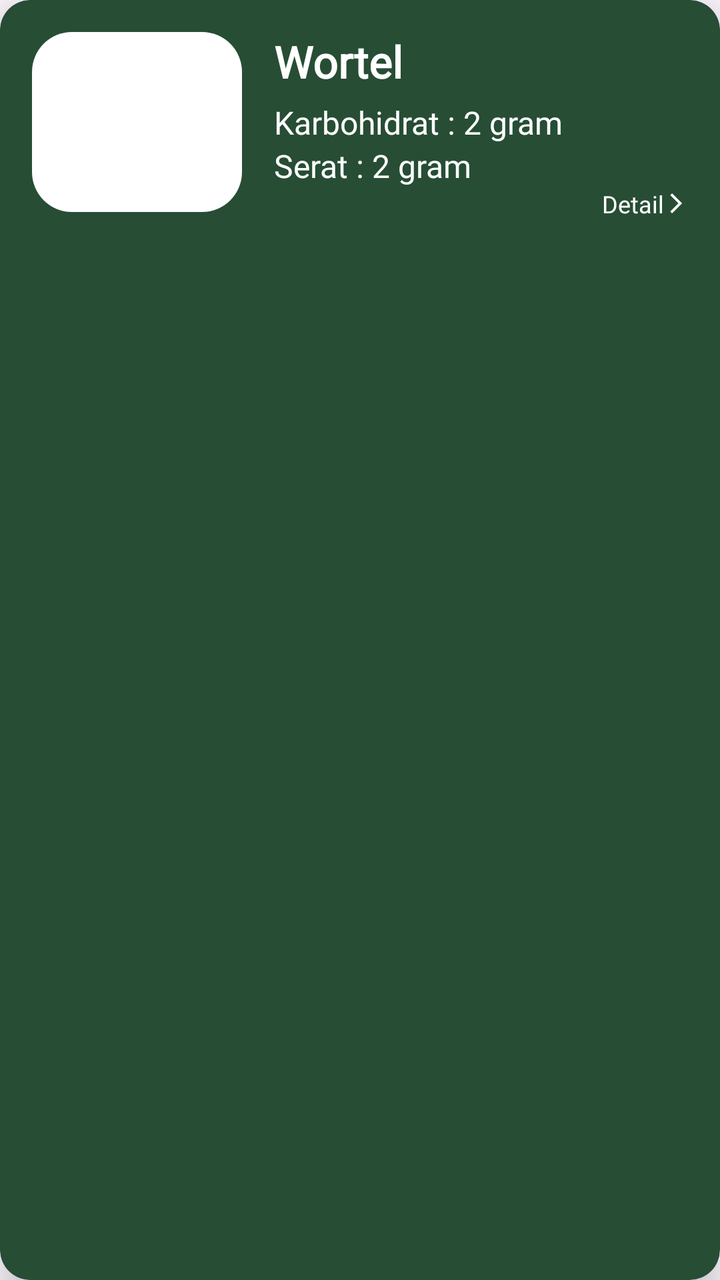
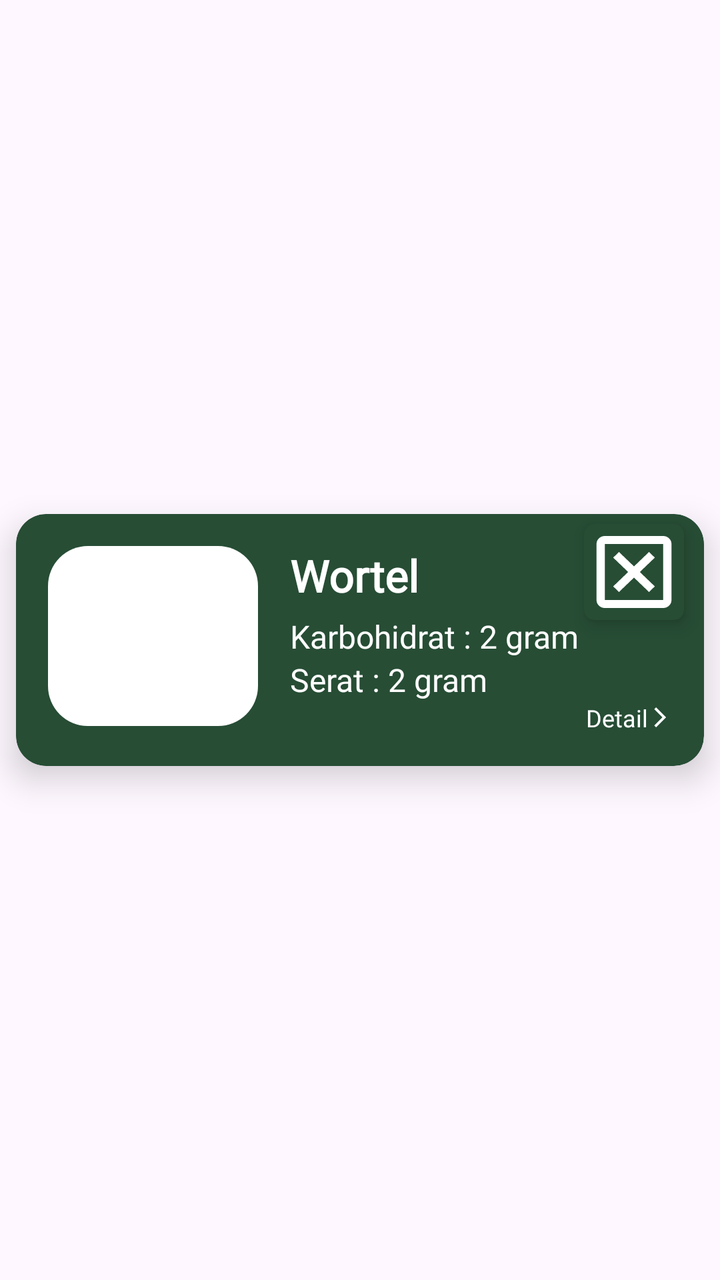

An Android layout rendered at two revisions. The XML below is the earlier revision; the diff shows what the commit changed to produce the second picture.
<!-- AndroidManifest.xml: application theme Theme.NutriScan -->
<!-- res/layout/item_history.xml -->
<?xml version="1.0" encoding="utf-8"?>
<androidx.cardview.widget.CardView xmlns:android="http://schemas.android.com/apk/res/android"
    android:layout_width="match_parent"
    android:layout_height="wrap_content"
    xmlns:app="http://schemas.android.com/apk/res-auto"
    android:layout_margin="8dp"
    app:cardCornerRadius="15dp"
    app:cardElevation="10dp"
    app:cardBackgroundColor="@color/hijautua"
    android:background="@drawable/article_card_border"
    >

    <LinearLayout
        android:layout_width="match_parent"
        android:layout_height="wrap_content"
        android:orientation="horizontal"
        android:padding="16dp">

        <ImageView
            android:scaleType="centerCrop"
            android:id="@+id/articleImage"
            android:layout_width="105dp"
            android:layout_height="90dp"
            android:layout_marginEnd="16dp"
            android:background="@drawable/article_image"

            />
        <LinearLayout
            android:layout_width="match_parent"
            android:layout_height="wrap_content"
            android:orientation="vertical">

            <TextView
                android:id="@+id/HistoryTitle"
                android:layout_width="wrap_content"
                android:layout_height="wrap_content"
                android:text="@string/nama_makanan"
                android:fontFamily="@font/roboto_bold"
                android:textColor="@color/white"
                android:textSize="22sp"
                android:textStyle="bold" />

            <TextView
                android:layout_marginTop="5dp"
                android:id="@+id/HistoryKarbo"
                android:layout_width="wrap_content"
                android:layout_height="wrap_content"
                android:maxLines="2"
                android:ellipsize="end"
                android:text="Karbohidrat : 2 gram"
                android:fontFamily="@font/roboto"
                android:textSize="16sp"
                android:textColor="@color/white" />
            <TextView
                android:id="@+id/HistorySerat"
                android:layout_width="wrap_content"
                android:layout_height="wrap_content"
                android:maxLines="2"
                android:ellipsize="end"
                android:text="Serat : 2 gram"
                android:fontFamily="@font/roboto"
                android:textSize="16sp"
                android:textColor="@color/white" />
            <LinearLayout
                android:layout_width="match_parent"
                android:layout_height="wrap_content"
                android:orientation="vertical"
                android:gravity="right">
                <TextView
                    android:drawableEnd="@drawable/outline_arrow_forward_ios_24"
                    android:layout_width="wrap_content"
                    android:layout_height="wrap_content"
                    android:text="Detail"
                    android:textColor="@color/white"
                    android:textSize="12sp"
                    android:fontFamily="@font/roboto"/>

            </LinearLayout>

        </LinearLayout>

    </LinearLayout>


</androidx.cardview.widget.CardView>
<!-- resources referenced by this layout -->
<resources>
  <color name="hijautua">#274D35</color>
  <color name="white">#FFFFFFFF</color>
  <!-- drawable article_card_border (drawable) -->
  <?xml version="1.0" encoding="utf-8"?>
  <shape xmlns:android="http://schemas.android.com/apk/res/android">
      
      <solid android:color="@android:color/white" />
  
      
      <corners android:radius="20dp" />
      <stroke
          android:color="@color/hijautua"
      android:width="5dp" />
  </shape>
  <!-- drawable article_image (drawable) -->
  <?xml version="1.0" encoding="utf-8"?>
  <shape xmlns:android="http://schemas.android.com/apk/res/android">
      
      <solid android:color="@android:color/white" />
      
      <corners android:radius="20dp" />
  </shape>
  <!-- drawable outline_arrow_forward_ios_24 (drawable) -->
  <vector xmlns:android="http://schemas.android.com/apk/res/android" android:autoMirrored="true" android:height="12dp" android:tint="#FFFFFF" android:viewportHeight="960" android:viewportWidth="960" android:width="12dp">
        
      <path android:fillColor="@android:color/white" android:pathData="M321,880L250,809L579,480L250,151L321,80L721,480L321,880Z"/>
      
  </vector>
  <string name="nama_makanan">Wortel</string>
  <style name="Theme.NutriScan" parent="Base.Theme.NutriScan" />
  <style name="Base.Theme.NutriScan" parent="Theme.Material3.DayNight.NoActionBar">
          
          
      </style>
</resources>

<!-- the commit's change to res/layout/item_history.xml (unified diff, before → after) -->
@@ -1,85 +1,130 @@
 <?xml version="1.0" encoding="utf-8"?>
-<androidx.cardview.widget.CardView xmlns:android="http://schemas.android.com/apk/res/android"
+<androidx.constraintlayout.widget.ConstraintLayout
+    xmlns:android="http://schemas.android.com/apk/res/android"
     android:layout_width="match_parent"
     android:layout_height="wrap_content"
     xmlns:app="http://schemas.android.com/apk/res-auto"
-    android:layout_margin="8dp"
-    app:cardCornerRadius="15dp"
-    app:cardElevation="10dp"
-    app:cardBackgroundColor="@color/hijautua"
-    android:background="@drawable/article_card_border"
     >
 
-    <LinearLayout
+
+    <androidx.cardview.widget.CardView
+        android:id="@+id/cardView"
         android:layout_width="match_parent"
         android:layout_height="wrap_content"
-        android:orientation="horizontal"
-        android:padding="16dp">
+        android:layout_margin="8dp"
+        android:layout_marginStart="8dp"
+        android:layout_marginEnd="8dp"
+        android:background="@drawable/article_card_border"
+        app:cardBackgroundColor="@color/hijautua"
+        app:cardCornerRadius="15dp"
+        app:cardElevation="10dp"
+        app:layout_constraintBottom_toBottomOf="parent"
+        app:layout_constraintEnd_toEndOf="parent"
+        app:layout_constraintStart_toStartOf="parent"
+        app:layout_constraintTop_toTopOf="parent">
+        <androidx.cardview.widget.CardView
+            android:id="@+id/cardView1"
+            android:layout_width="wrap_content"
+            android:layout_height="wrap_content"
+            app:cardBackgroundColor="@color/hijautua"
+            android:layout_marginTop="5dp"
+            android:layout_gravity="right"
+            android:layout_marginEnd="10dp"
+            android:background="@drawable/article_card_border"
+            app:cardCornerRadius="5dp"
+            app:cardElevation="5dp"
+            app:layout_constraintBottom_toBottomOf="parent"
+            app:layout_constraintEnd_toEndOf="parent"
+            app:layout_constraintStart_toStartOf="parent"
+            app:layout_constraintTop_toBottomOf="parent">
 
-        <ImageView
-            android:scaleType="centerCrop"
-            android:id="@+id/articleImage"
-            android:layout_width="105dp"
-            android:layout_height="90dp"
-            android:layout_marginEnd="16dp"
-            android:background="@drawable/article_image"
+            <androidx.appcompat.widget.AppCompatButton
+                android:id="@+id/hapus_history"
+                android:layout_width="50dp"
+                android:layout_height="match_parent"
+                android:background="@drawable/hapus_history"
+                android:textColor="@color/white"
+                android:fontFamily="@font/roboto_bold"
+                android:layout_gravity="center"/>
 
-            />
+        </androidx.cardview.widget.CardView>
+
         <LinearLayout
             android:layout_width="match_parent"
             android:layout_height="wrap_content"
-            android:orientation="vertical">
+            android:orientation="horizontal"
+            android:padding="16dp">
 
-            <TextView
-                android:id="@+id/HistoryTitle"
-                android:layout_width="wrap_content"
-                android:layout_height="wrap_content"
-                android:text="@string/nama_makanan"
-                android:fontFamily="@font/roboto_bold"
-                android:textColor="@color/white"
-                android:textSize="22sp"
-                android:textStyle="bold" />
+            <ImageView
+                android:id="@+id/articleImage"
+                android:layout_width="105dp"
+                android:layout_height="90dp"
+                android:layout_marginEnd="16dp"
+                android:background="@drawable/article_image"
+                android:scaleType="centerCrop"
 
-            <TextView
-                android:layout_marginTop="5dp"
-                android:id="@+id/HistoryKarbo"
-                android:layout_width="wrap_content"
-                android:layout_height="wrap_content"
-                android:maxLines="2"
-                android:ellipsize="end"
-                android:text="Karbohidrat : 2 gram"
-                android:fontFamily="@font/roboto"
-                android:textSize="16sp"
-                android:textColor="@color/white" />
-            <TextView
-                android:id="@+id/HistorySerat"
-                android:layout_width="wrap_content"
-                android:layout_height="wrap_content"
-                android:maxLines="2"
-                android:ellipsize="end"
-                android:text="Serat : 2 gram"
-                android:fontFamily="@font/roboto"
-                android:textSize="16sp"
-                android:textColor="@color/white" />
+                />
+
             <LinearLayout
                 android:layout_width="match_parent"
                 android:layout_height="wrap_content"
-                android:orientation="vertical"
-                android:gravity="right">
+                android:orientation="vertical">
+
                 <TextView
-                    android:drawableEnd="@drawable/outline_arrow_forward_ios_24"
+                    android:id="@+id/HistoryTitle"
                     android:layout_width="wrap_content"
                     android:layout_height="wrap_content"
-                    android:text="Detail"
+                    android:fontFamily="@font/roboto_bold"
+                    android:text="@string/nama_makanan"
                     android:textColor="@color/white"
-                    android:textSize="12sp"
-                    android:fontFamily="@font/roboto"/>
+                    android:textSize="22sp"
+                    android:textStyle="bold" />
+
+                <TextView
+                    android:id="@+id/HistoryKarbo"
+                    android:layout_width="wrap_content"
+                    android:layout_height="wrap_content"
+                    android:layout_marginTop="5dp"
+                    android:ellipsize="end"
+                    android:fontFamily="@font/roboto"
+                    android:maxLines="2"
+                    android:text="Karbohidrat : 2 gram"
+                    android:textColor="@color/white"
+                    android:textSize="16sp" />
+
+                <TextView
+                    android:id="@+id/HistorySerat"
+                    android:layout_width="wrap_content"
+                    android:layout_height="wrap_content"
+                    android:ellipsize="end"
+                    android:fontFamily="@font/roboto"
+                    android:maxLines="2"
+                    android:text="Serat : 2 gram"
+                    android:textColor="@color/white"
+                    android:textSize="16sp" />
+
+                <LinearLayout
+                    android:layout_width="match_parent"
+                    android:layout_height="wrap_content"
+                    android:gravity="right"
+                    android:orientation="vertical">
+
+                    <TextView
+                        android:layout_width="wrap_content"
+                        android:layout_height="wrap_content"
+                        android:drawableEnd="@drawable/outline_arrow_forward_ios_24"
+                        android:fontFamily="@font/roboto"
+                        android:text="Detail"
+                        android:textColor="@color/white"
+                        android:textSize="12sp" />
+
+                </LinearLayout>
 
             </LinearLayout>
 
+
         </LinearLayout>
 
-    </LinearLayout>
+    </androidx.cardview.widget.CardView>
 
-
-</androidx.cardview.widget.CardView>
+</androidx.constraintlayout.widget.ConstraintLayout>
<!-- resource entries referenced after the edit -->
@@ -22,6 +22,12 @@
       
       <corners android:radius="20dp" />
   </shape>
+  <!-- drawable hapus_history (drawable) -->
+  <vector xmlns:android="http://schemas.android.com/apk/res/android" android:height="24dp" android:tint="#FFFFFF" android:viewportHeight="960" android:viewportWidth="960" android:width="24dp">
+        
+      <path android:fillColor="@android:color/white" android:pathData="M336,680L480,536L624,680L680,624L536,480L680,336L624,280L480,424L336,280L280,336L424,480L280,624L336,680ZM200,840Q167,840 143.5,816.5Q120,793 120,760L120,200Q120,167 143.5,143.5Q167,120 200,120L760,120Q793,120 816.5,143.5Q840,167 840,200L840,760Q840,793 816.5,816.5Q793,840 760,840L200,840ZM200,760L760,760Q760,760 760,760Q760,760 760,760L760,200Q760,200 760,200Q760,200 760,200L200,200Q200,200 200,200Q200,200 200,200L200,760Q200,760 200,760Q200,760 200,760ZM200,200L200,200Q200,200 200,200Q200,200 200,200L200,760Q200,760 200,760Q200,760 200,760L200,760Q200,760 200,760Q200,760 200,760L200,200Q200,200 200,200Q200,200 200,200Z"/>
+      
+  </vector>
   <!-- drawable outline_arrow_forward_ios_24 (drawable) -->
   <vector xmlns:android="http://schemas.android.com/apk/res/android" android:autoMirrored="true" android:height="12dp" android:tint="#FFFFFF" android:viewportHeight="960" android:viewportWidth="960" android:width="12dp">
         
